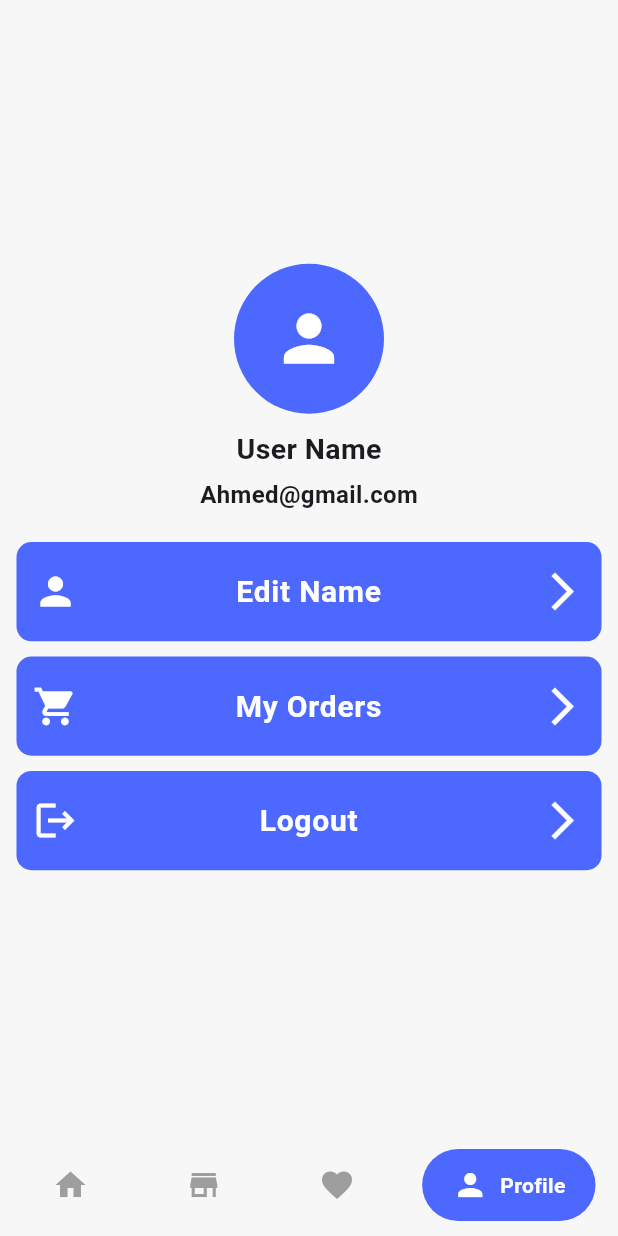
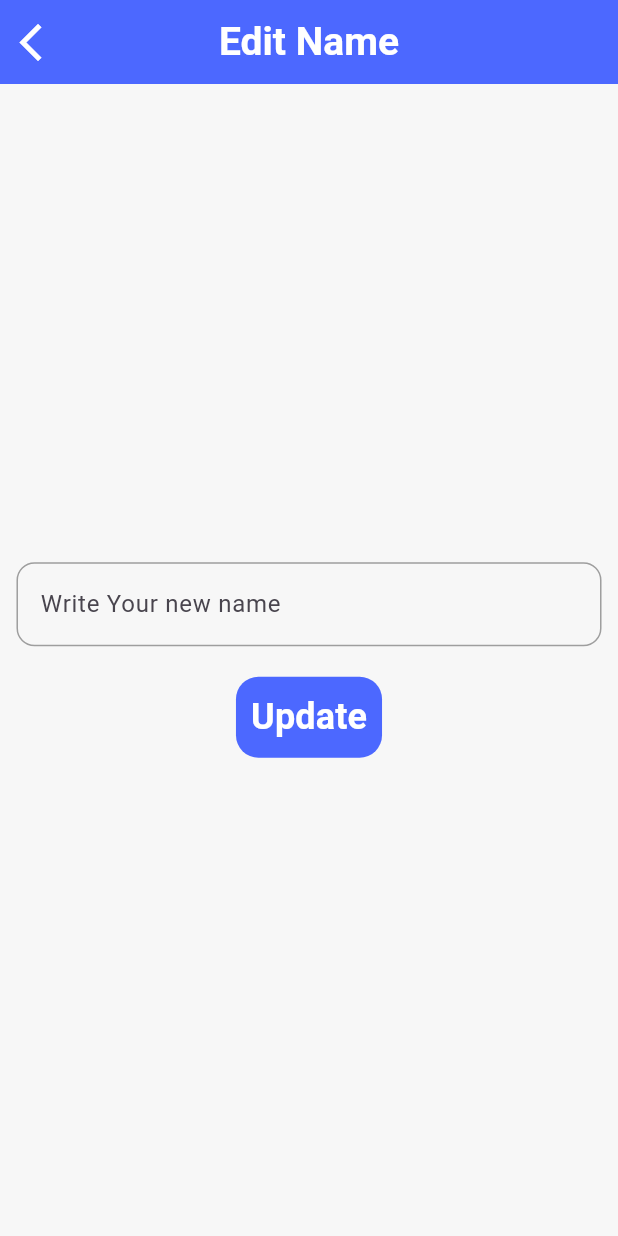
Before and after one commit to EngAhmed20/Supra-Cart, a Flutter app: the MainHomeView screen opened by its route, item 4 of the bottom bar chosen, after a tap on "Edit Name", on a phone screen of 412 x 824 dp. Run offline on Flutter 3.47's test engine with Material 3 defaults, Android fonts, the phone set to English and light mode, and no system bars; drawn by our look-alikes of google_nav_bar; our stand-ins replace bloc, cached_network_image, flutter_bloc, flutter_screenutil, loading_animation_widget; network calls fail.

Commit message:
edit name view

```diff
--- a/lib/core/helper_function/on_generate_route.dart
+++ b/lib/core/helper_function/on_generate_route.dart
@@ -4,6 +4,8 @@ import 'package:supra_cart/features/auth/ui/login_view.dart';
 import 'package:supra_cart/features/auth/ui/sign_up_view.dart';
 import 'package:supra_cart/features/home/ui/main_home_view.dart';
 import 'package:supra_cart/features/splash/ui/splash_view.dart';
+
+import '../../features/profile/ui/widgets/edit_name_view.dart';
 
 Route<dynamic> onGenerateRoute(RouteSettings settings){
   switch(settings.name){
@@ -17,6 +19,9 @@ Route<dynamic> onGenerateRoute(RouteSettings settings){
       return MaterialPageRoute(builder: (_) => const SignUpView());
     case MainHomeView.routeName:
       return MaterialPageRoute(builder: (_) =>  MainHomeView());
+    case EditNameView.routeName:
+      return MaterialPageRoute(builder: (_) =>  EditNameView());
+
 
 
     default:
--- a/lib/core/style/app_text_styles.dart
+++ b/lib/core/style/app_text_styles.dart
@@ -66,6 +66,10 @@ abstract class textStyle{
     fontWeight:  FontWeight.bold,
     fontSize: 23,
   );
+  static const TextStyle Bold26=TextStyle(
+    fontWeight:  FontWeight.bold,
+    fontSize: 26,
+  );
   static const TextStyle Bold20=TextStyle(
     fontWeight:  FontWeight.bold,
     fontSize: 20,
--- /dev/null
+++ b/lib/core/widgets/custom_app_bar.dart
@@ -0,0 +1,17 @@
+import 'package:flutter/material.dart';
+
+import '../style/app_colors.dart';
+import '../style/app_text_styles.dart';
+
+AppBar customAppBar(BuildContext context,{required String title}) {
+  return AppBar(
+    title:  Text(title,style: textStyle.Bold26.copyWith(color: AppColors.kWhiteColor),),
+    centerTitle: true,
+    backgroundColor: AppColors.kPrimaryColor,
+    leading: IconButton(
+      icon: const Icon(Icons.arrow_back_ios,color: Colors.white,size: 30,),
+      onPressed: () => Navigator.pop(context),
+    ),
+
+  );
+}
--- a/lib/features/profile/ui/profile_view.dart
+++ b/lib/features/profile/ui/profile_view.dart
@@ -3,6 +3,7 @@ import 'package:flutter_screenutil/flutter_screenutil.dart';
 import 'package:supra_cart/core/style/app_colors.dart';
 import 'package:supra_cart/core/style/app_text_styles.dart';
 import 'package:supra_cart/features/profile/ui/widgets/custom_profile_button.dart';
+import 'package:supra_cart/features/profile/ui/widgets/edit_name_view.dart';
 
 class ProfileView extends StatelessWidget {
   const ProfileView({super.key});
@@ -20,7 +21,9 @@ class ProfileView extends StatelessWidget {
           SizedBox(height: 5.h),
           Text('Ahmed@gmail.com',style: textStyle.semiBold16,),
           SizedBox(height: 20.h),
-          CustomProfileButton(title: 'Edit Name',icon: Icons.person,onTap: (){},),
+          CustomProfileButton(title: 'Edit Name',icon: Icons.person,onTap: (){
+            Navigator.pushNamed(context, EditNameView.routeName);
+          },),
           SizedBox(height: 10.h),
           CustomProfileButton(title: 'My Orders',icon: Icons.shopping_cart,onTap: (){},),
           SizedBox(height: 10.h,),
--- /dev/null
+++ b/lib/features/profile/ui/widgets/edit_name_view.dart
@@ -0,0 +1,37 @@
+import 'package:flutter/material.dart';
+import 'package:flutter_screenutil/flutter_screenutil.dart';
+import 'package:supra_cart/core/widgets/custom_text_form.dart';
+import 'package:supra_cart/features/auth/ui/widgets/custom_text_button.dart';
+import '../../../../core/widgets/custom_app_bar.dart';
+
+class EditNameView extends StatelessWidget {
+  const EditNameView({super.key});
+  static const String routeName = '/editName';
+
+  @override
+  Widget build(BuildContext context) {
+    return Scaffold(
+      appBar: customAppBar(context, title: 'Edit Name',
+      ),
+      body: Center(
+        child: Padding(
+          padding:  EdgeInsets.symmetric(horizontal: 10.w),
+          child: Column(
+            mainAxisAlignment: MainAxisAlignment.center,
+            children: [
+            CustomTextFormField(hintText: 'Write Your new name',validator: (String?val){
+              if (val == null || val.isEmpty) {
+                return 'Please enter your name';
+              }
+              return null;
+            },),
+            SizedBox(height: 20.h,),
+              CustomTextButton(text: 'Update', onPressed: (){}),
+            ],
+          ),
+        ),
+      ),
+    );
+  }
+
+}
--- /dev/null
+++ b/lib/features/profile/ui/widgets/my_orders_view.dart
@@ -0,0 +1,11 @@
+import 'package:flutter/material.dart';
+
+class MyOrdersView extends StatelessWidget {
+  const MyOrdersView({super.key});
+  static const String routeName = '/myOrders';
+
+  @override
+  Widget build(BuildContext context) {
+    return const Placeholder();
+  }
+}
```
